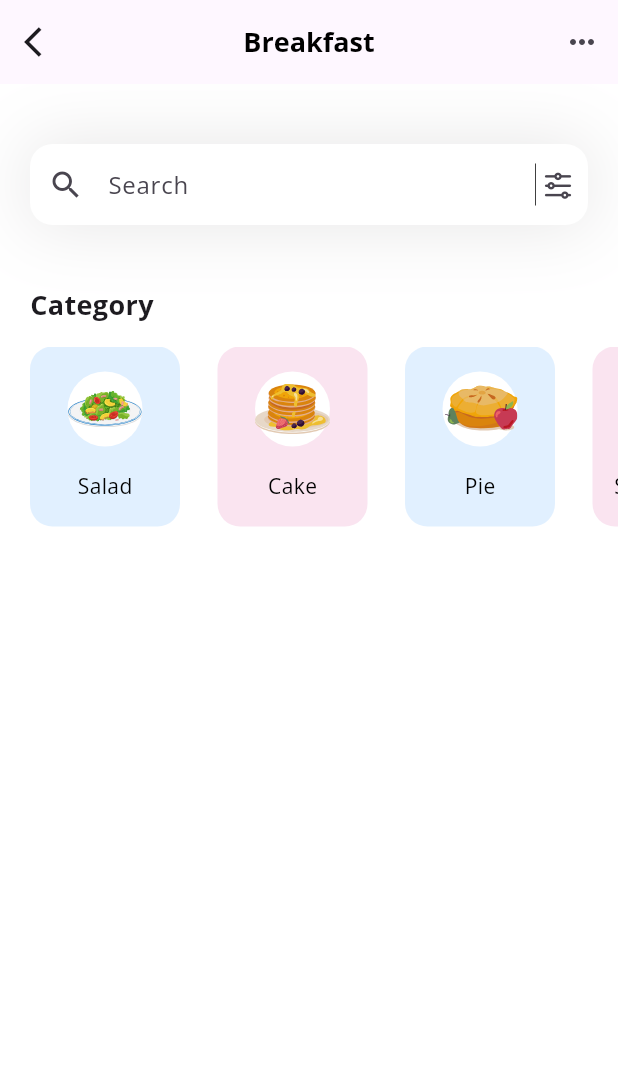
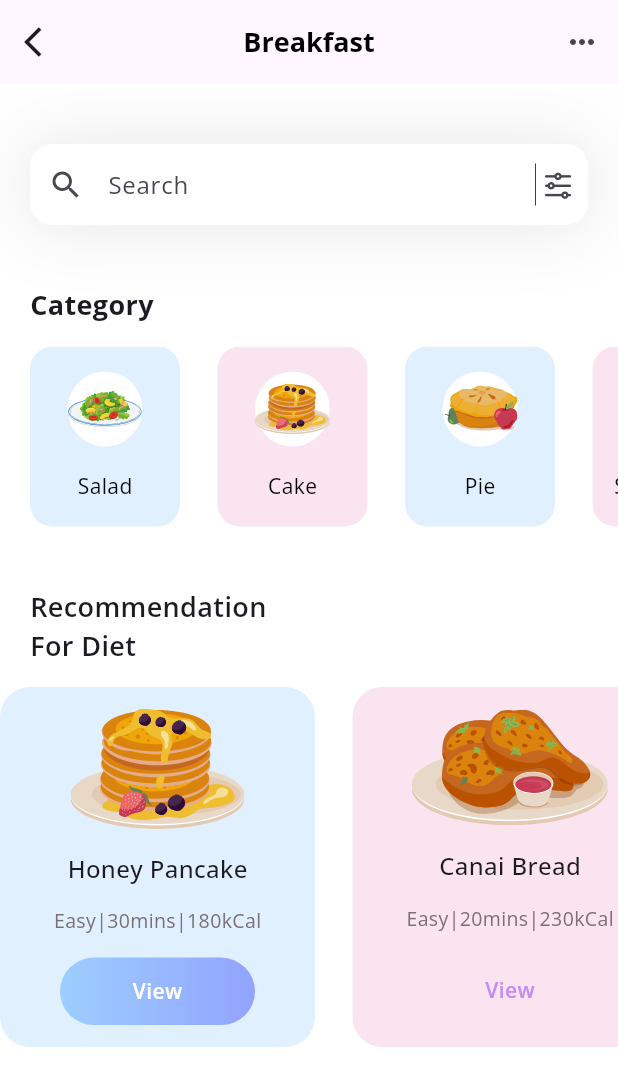
Before and after one commit to Yellowweii/Flutter-Learning, a Flutter app: the screen it shows after launch, on a phone screen of 412 x 824 dp. Shown: the top 1086 px of the screen. Run offline on Flutter 3.47's test engine with Material 3 defaults, Android fonts, the phone set to English and light mode, and no system bars; our stand-ins replace flutter_screenutil, flutter_slidable, flutter_spinkit, flutter_svg, google_fonts, hive and 1 more; accounts and stored records are empty.

Commit message:
finish the recommendation module (#20)
* finish the world_time demo

* finish some function of the project

* little change

* finish the world_time project

* init the project

* finish some functions of the project

* finish the project

* refresh the branch

* init the project

* little change

* finish the todoApp

* init the project

* finish some functions of the project

* finish the whole app

* make the project responsive

* init the project

* finish the search module

* finsih the category module

* finish the recommendation module

```diff
--- /dev/null
+++ b/flutter_demo6/lib/components/recommendation.dart
@@ -0,0 +1,102 @@
+import 'package:flutter/material.dart';
+import 'package:flutter_demo6/model/diet_model.dart';
+import 'package:flutter_svg/flutter_svg.dart';
+
+class Recommendation extends StatefulWidget {
+  const Recommendation({super.key});
+
+  @override
+  State<Recommendation> createState() => _RecommendationState();
+}
+
+class _RecommendationState extends State<Recommendation> {
+  List<Map> diets = [];
+
+  @override
+  void initState() {
+    // TODO: implement initState
+    super.initState();
+    diets = DietModel.diets;
+  }
+
+  @override
+  Widget build(BuildContext context) {
+    return Column(
+      crossAxisAlignment: CrossAxisAlignment.start,
+      children: [
+        Padding(
+          padding: EdgeInsets.only(left: 20),
+          child: Text(
+            "Recommendation\nFor Diet",
+            style: TextStyle(fontSize: 18, fontWeight: FontWeight.w600),
+          ),
+        ),
+        SizedBox(height: 15),
+        Container(
+          height: 240,
+          child: ListView.separated(
+              scrollDirection: Axis.horizontal,
+              itemBuilder: (context, index) {
+                return Container(
+                  width: 210,
+                  decoration: BoxDecoration(
+                      color: diets[index]["boxColor"].withOpacity(0.3),
+                      borderRadius: BorderRadius.circular(20)),
+                  child: Column(
+                    mainAxisAlignment: MainAxisAlignment.spaceEvenly,
+                    children: [
+                      SvgPicture.asset(diets[index]["iconPath"]),
+                      Text(
+                        diets[index]["name"],
+                        style: TextStyle(
+                            fontWeight: FontWeight.w500, fontSize: 16),
+                      ),
+                      Text(
+                        diets[index]["level"] +
+                            "|" +
+                            diets[index]["duration"] +
+                            "|" +
+                            diets[index]["calorie"],
+                        style: TextStyle(
+                            color: Color(0xff7b6f72),
+                            fontSize: 13,
+                            fontWeight: FontWeight.w400),
+                      ),
+                      Container(
+                        width: 130,
+                        height: 45,
+                        decoration: BoxDecoration(
+                            borderRadius: BorderRadius.circular(50),
+                            gradient: LinearGradient(colors: [
+                              diets[index]["viewIsSelected"]
+                                  ? Color(0xff9dceff)
+                                  : Colors.transparent,
+                              diets[index]["viewIsSelected"]
+                                  ? Color(0xff92a3fd)
+                                  : Colors.transparent
+                            ])),
+                        child: Center(
+                          child: Text(
+                            "View",
+                            style: TextStyle(
+                                color: diets[index]["viewIsSelected"]
+                                    ? Colors.white
+                                    : Color(0xffc58bf2),
+                                fontWeight: FontWeight.w600,
+                                fontSize: 14),
+                          ),
+                        ),
+                      )
+                    ],
+                  ),
+                );
+              },
+              separatorBuilder: (context, index) => SizedBox(
+                    width: 25,
+                  ),
+              itemCount: diets.length),
+        )
+      ],
+    );
+  }
+}
--- /dev/null
+++ b/flutter_demo6/lib/model/diet_model.dart
@@ -0,0 +1,24 @@
+import 'package:flutter/material.dart';
+
+class DietModel {
+  static List<Map> diets = [
+    {
+      "name": 'Honey Pancake',
+      "iconPath": 'assets/honey-pancakes.svg',
+      "level": 'Easy',
+      "duration": '30mins',
+      "calorie": '180kCal',
+      "viewIsSelected": true,
+      "boxColor": Color(0xff9DCEFF)
+    },
+    {
+      "name": 'Canai Bread',
+      "iconPath": 'assets/canai-bread.svg',
+      "level": 'Easy',
+      "duration": '20mins',
+      "calorie": '230kCal',
+      "viewIsSelected": false,
+      "boxColor": Color(0xffEEA4CE)
+    }
+  ];
+}
--- a/flutter_demo6/lib/pages/home.dart
+++ b/flutter_demo6/lib/pages/home.dart
@@ -1,5 +1,6 @@
 import 'package:flutter/material.dart';
 import 'package:flutter_demo6/components/category.dart';
+import 'package:flutter_demo6/components/recommendation.dart';
 import 'package:flutter_demo6/components/search.dart';
 
 class HomePage extends StatelessWidget {
@@ -32,7 +33,15 @@ class HomePage extends StatelessWidget {
       ),
       body: Column(
         crossAxisAlignment: CrossAxisAlignment.start,
-        children: [Search(), SizedBox(height: 40), Category()],
+        children: [
+          Search(),
+          SizedBox(height: 40),
+          Category(),
+          SizedBox(
+            height: 40,
+          ),
+          Recommendation()
+        ],
       ),
     );
   }
```
Also changed, not shown: flutter_demo6/assets/canai-bread.svg (added), flutter_demo6/assets/honey-pancakes.svg (added).
